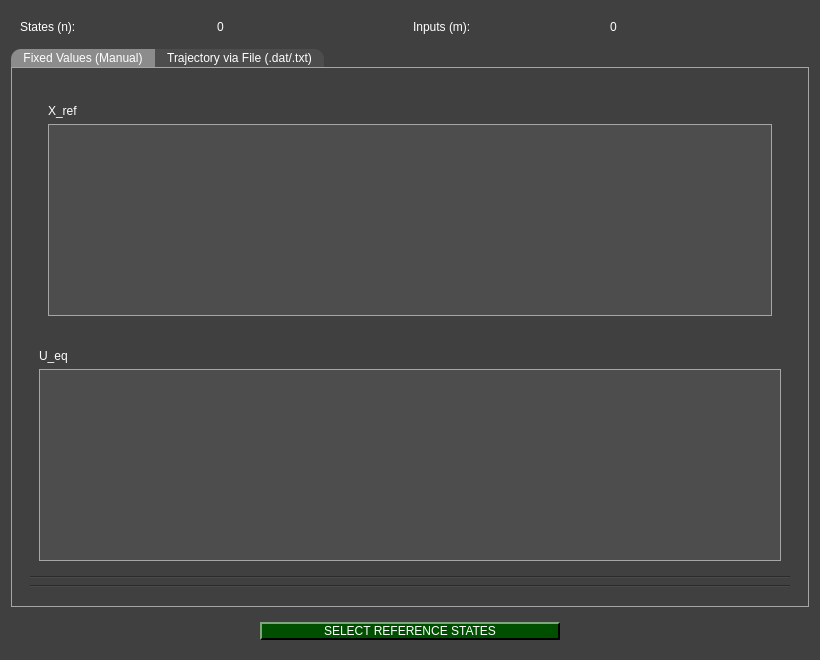
Before: the Qt Designer form pydaq/uis/PYDAQ_lqr_reference_state_widget.ui in viniciusfs14/pydaq, drawn with Qt 5.
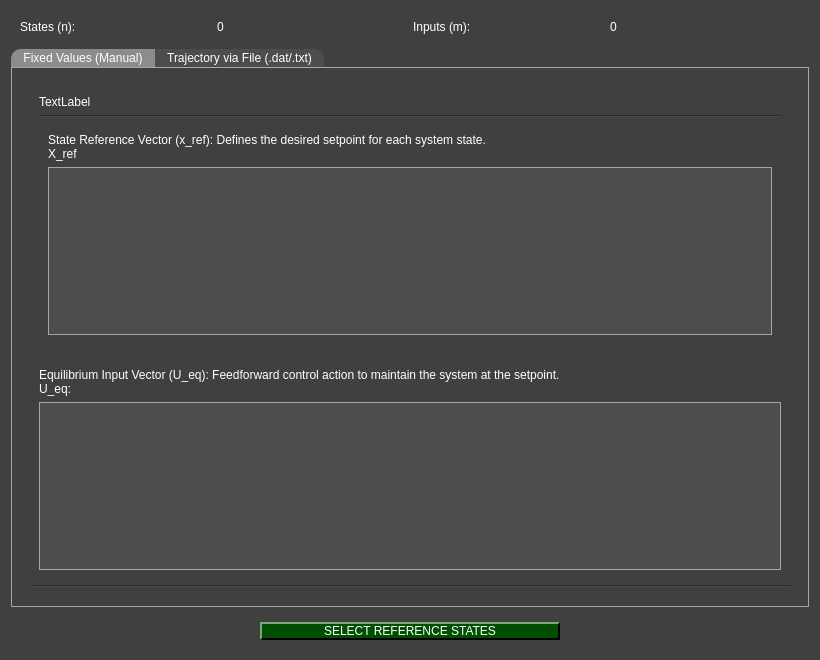
After: the same form once the commit is applied. Icons and pictures are not drawn.

```diff
--- a/pydaq/uis/PYDAQ_lqr_reference_state_widget.ui
+++ b/pydaq/uis/PYDAQ_lqr_reference_state_widget.ui
@@ -508,12 +508,19 @@
             <widget class="QWidget" name="widget" native="true">
              <layout class="QGridLayout" name="gridLayout_4">
               <item row="0" column="0">
+               <widget class="QLabel" name="label_2">
+                <property name="text">
+                 <string>TextLabel</string>
+                </property>
+               </widget>
+              </item>
+              <item row="2" column="0">
                <widget class="QWidget" name="Matrix_X" native="true">
                 <layout class="QVBoxLayout" name="verticalLayout">
                  <item>
                   <widget class="QLabel" name="labelX">
                    <property name="text">
-                    <string>X_ref</string>
+                    <string>&lt;html&gt;&lt;head/&gt;&lt;body&gt;&lt;p&gt;State Reference Vector (&lt;span style=&quot; font-family:'Google Sans Text','sans-serif';&quot;&gt;x_ref&lt;/span&gt;): Defines the desired setpoint for each system state.&lt;br/&gt;X_ref&lt;/p&gt;&lt;/body&gt;&lt;/html&gt;</string>
                    </property>
                   </widget>
                  </item>
@@ -523,6 +530,13 @@
                 </layout>
                </widget>
               </item>
+              <item row="1" column="0">
+               <widget class="Line" name="line_header">
+                <property name="orientation">
+                 <enum>Qt::Orientation::Horizontal</enum>
+                </property>
+               </widget>
+              </item>
              </layout>
             </widget>
            </item>
@@ -533,20 +547,13 @@
              </property>
             </widget>
            </item>
-           <item row="2" column="0">
-            <widget class="Line" name="line_header">
-             <property name="orientation">
-              <enum>Qt::Orientation::Horizontal</enum>
-             </property>
-            </widget>
-           </item>
            <item row="1" column="0">
             <widget class="QWidget" name="Matrix_U" native="true">
              <layout class="QVBoxLayout" name="verticalLayout_2">
               <item>
                <widget class="QLabel" name="labelU">
                 <property name="text">
-                 <string>U_eq</string>
+                 <string>&lt;html&gt;&lt;head/&gt;&lt;body&gt;&lt;p&gt;Equilibrium Input Vector (&lt;span style=&quot; font-family:'Google Sans Text','sans-serif';&quot;&gt;U_eq&lt;/span&gt;): Feedforward control action to maintain the system at the setpoint.&lt;br/&gt;U_eq:&lt;/p&gt;&lt;/body&gt;&lt;/html&gt;</string>
                 </property>
                </widget>
               </item>
```
